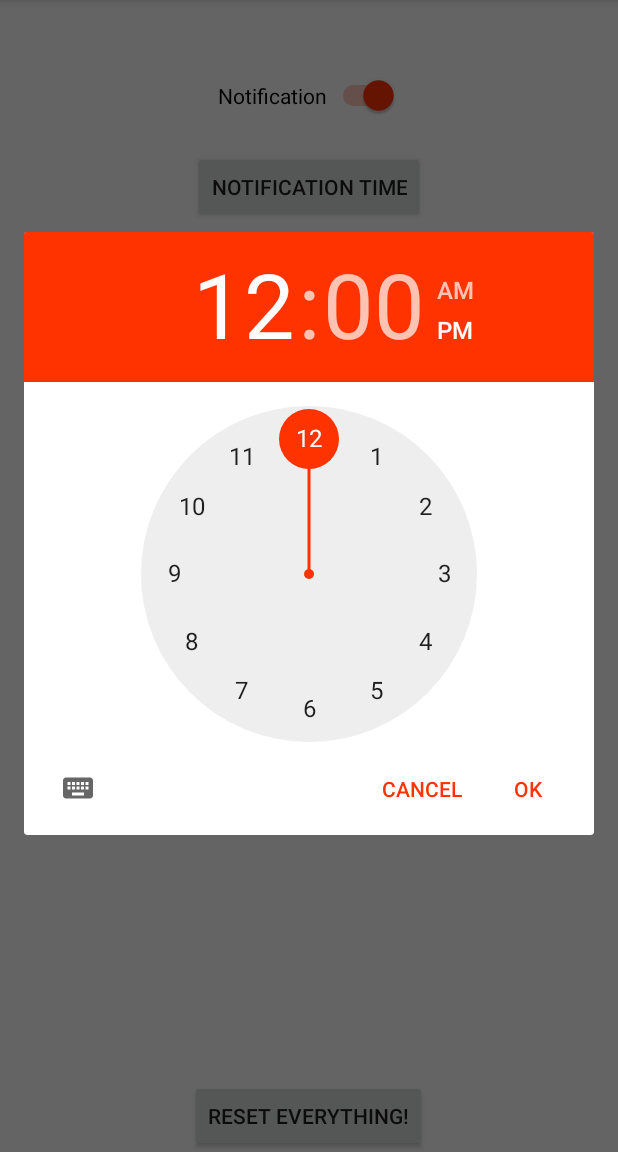
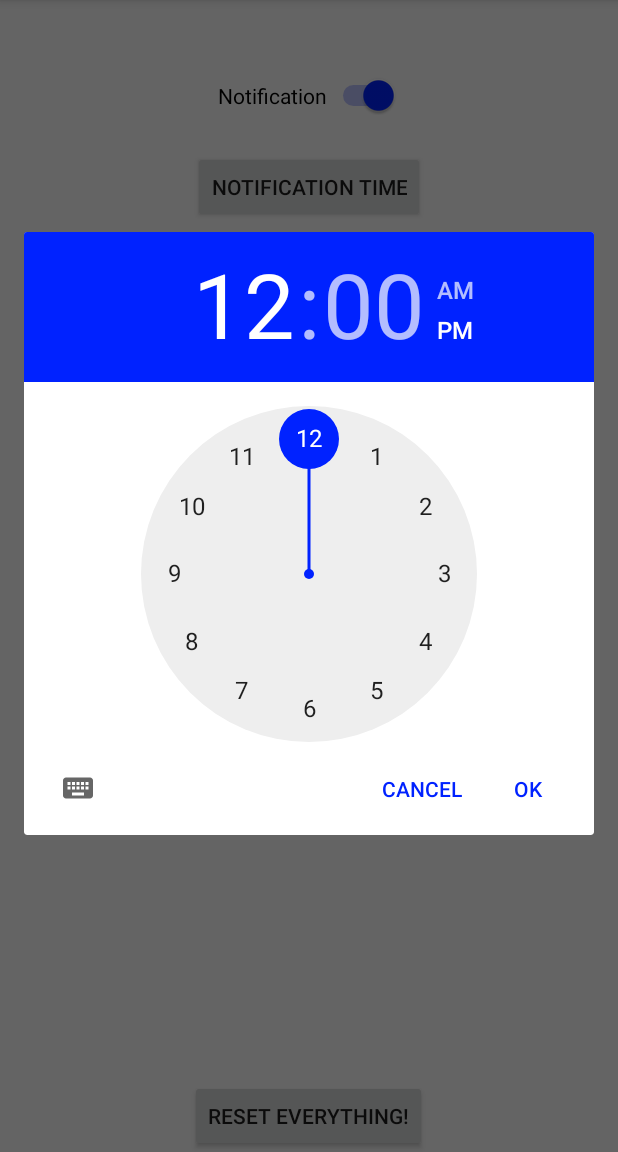
Before and after one commit to FigyTuna/ProjectsEveryDay, an Android app: the SettingsActivity screen opened directly, with no data from a screen before it, after a tap on "NOTIFICATION TIME", on a phone screen of 412 x 824 dp, the part 84-1236 px from its top. Run offline under Robolectric (Android 15) with nearby library versions, the phone set to English and light mode, and no system bars.

Commit message:
Modified notification and icon.

```diff
--- a/app/src/main/AndroidManifest.xml
+++ b/app/src/main/AndroidManifest.xml
@@ -4,7 +4,7 @@
 
     <application
         android:allowBackup="true"
-        android:icon="@mipmap/ic_launcher"
+        android:icon="@mipmap/an_icon"
         android:label="@string/app_name"
         android:roundIcon="@mipmap/ic_launcher_round"
         android:supportsRtl="true"
--- a/app/src/main/res/values/colors.xml
+++ b/app/src/main/res/values/colors.xml
@@ -2,6 +2,6 @@
 <resources>
     <color name="colorPrimary">#00ffc4</color>
     <color name="colorPrimaryDark">#309f7e</color>
-    <color name="colorAccent">#ff3300</color>
+    <color name="colorAccent">#0022ff</color>
     <color name="colorText">#000000</color>
 </resources>
--- a/app/src/main/res/values/strings.xml
+++ b/app/src/main/res/values/strings.xml
@@ -19,4 +19,7 @@
     <string name="sRenameProjectAlertTitle">Rename Project</string>
     <string name="sDeleteProjectAlertTitle">Delete Project</string>
     <string name="sDeleteProjectAlertBody">Are you sure you want to delete this project and all of the times associated?</string>
+
+    <string name="sNotificationTitle">Projects Every Day</string>
+    <string name="sNotificationBody">You haven\'t worked on a project yet today!</string>
 </resources>
```
Also changed, not shown: app/src/main/java/com/figytuna/projectseveryday/NotificationHandler.java (+3 -6 lines), app/src/main/an_icon-web.png (added), app/src/main/res/mipmap-hdpi/an_icon.png (added), app/src/main/res/mipmap-mdpi/an_icon.png (added), app/src/main/res/mipmap-xhdpi/an_icon.png (added), app/src/main/res/mipmap-xxhdpi/an_icon.png (added), app/src/main/res/mipmap-xxxhdpi/an_icon.png (added).
